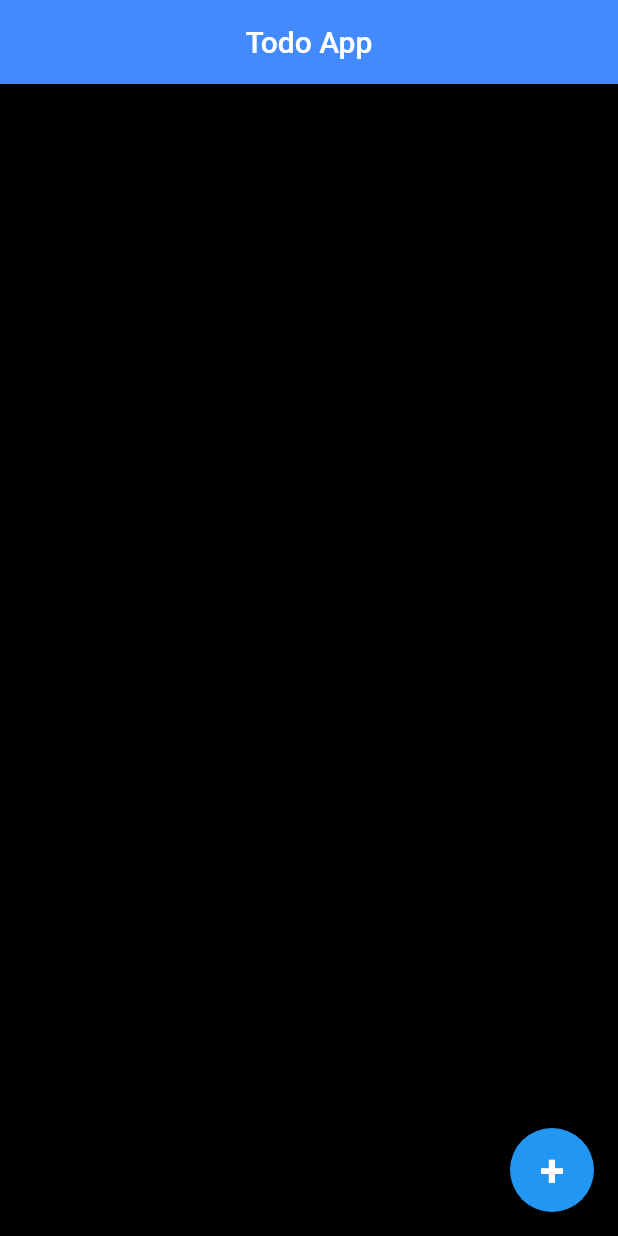
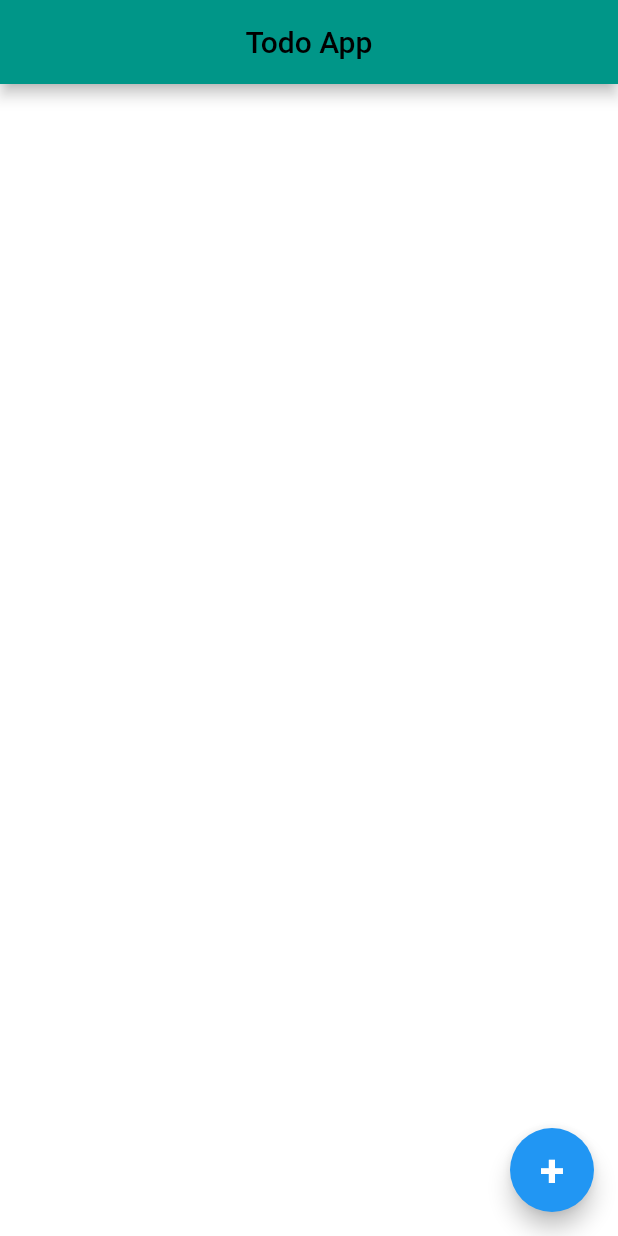
Before and after one commit to m-ahmed29/Todo_app, a Flutter app: the screen it shows after launch, on a phone screen of 412 x 824 dp. Run offline on Flutter 3.47's test engine with Material 2 defaults, Android fonts, the phone set to English and light mode, and no system bars.

Commit message:
first commit

```diff
--- a/lib/main.dart
+++ b/lib/main.dart
@@ -13,9 +13,12 @@ class MyApp extends StatelessWidget {
       home: Scaffold(
         appBar: AppBar(
           title: Center(
-            child: Text("Todo App"),
+            child: Text(
+              "Todo App",
+              style: TextStyle(color: Colors.black),
+            ),
           ),
-          backgroundColor: Colors.blueAccent,
+          backgroundColor: Colors.teal,
         ),
         body: Todo(),
       ),
```
Also changed, not shown: lib/todo.dart (+14 -9 lines), pubspec.lock.
